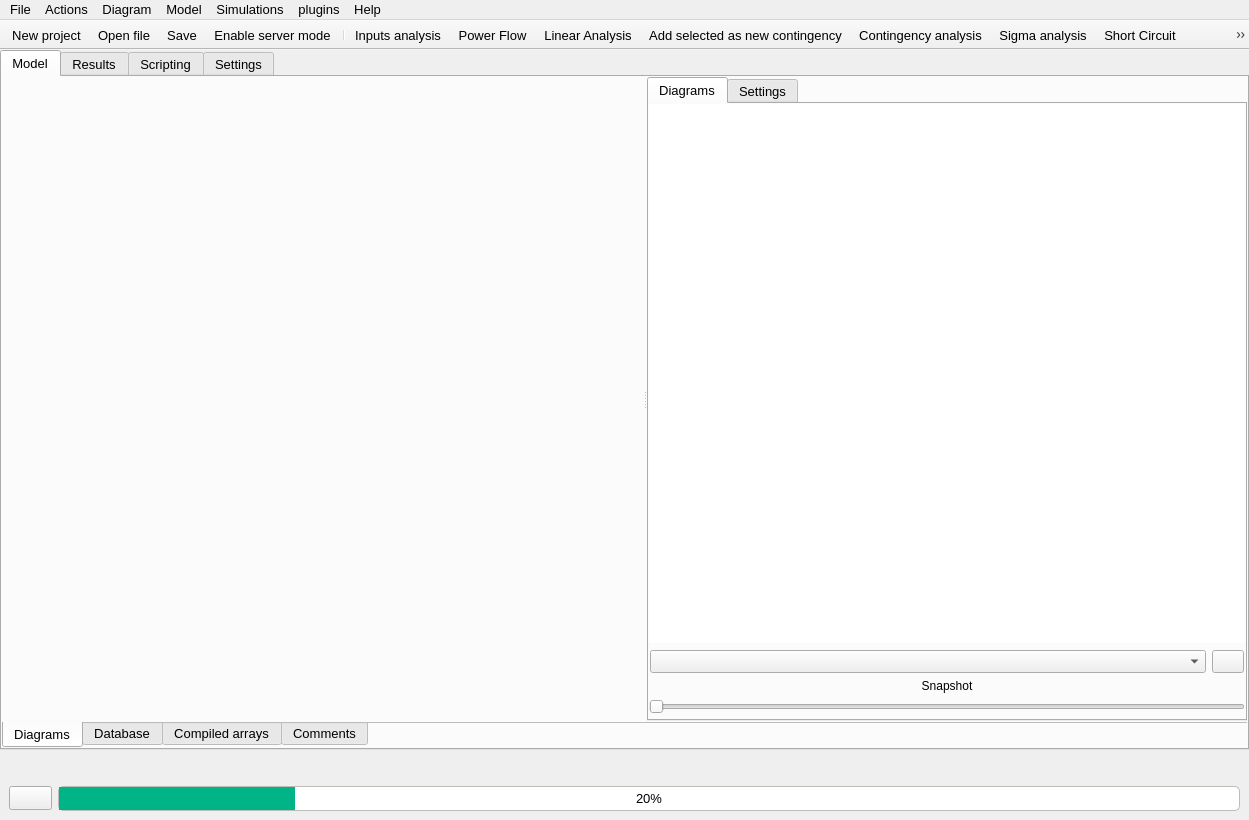
Above: src/GridCal/Gui/Main/MainWindow.ui from SanPen/GridCal before the change. Below: the same form after it.
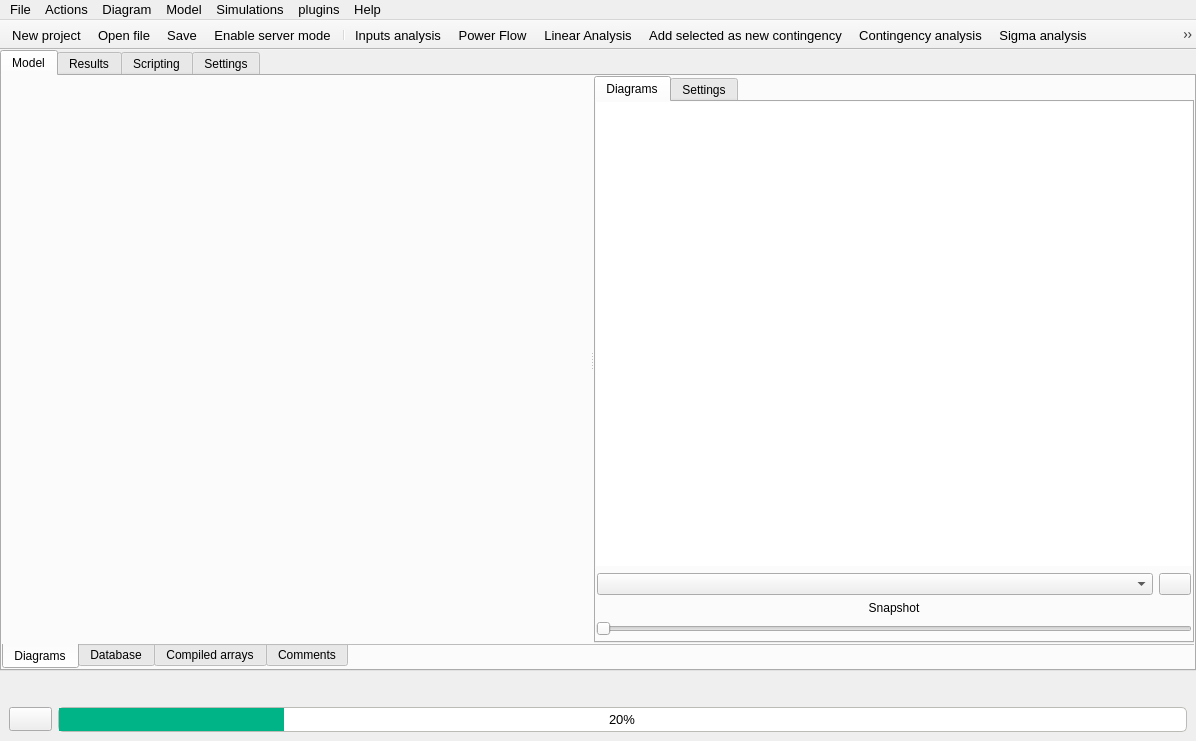
That is the form after the change. Icons and pictures are not drawn.

Commit message: GUI font size changes

The edit to the form file:
```diff
--- a/src/GridCal/Gui/Main/MainWindow.ui
+++ b/src/GridCal/Gui/Main/MainWindow.ui
@@ -6,8 +6,8 @@
    <rect>
     <x>0</x>
     <y>0</y>
-    <width>1249</width>
-    <height>820</height>
+    <width>1196</width>
+    <height>741</height>
    </rect>
   </property>
   <property name="baseSize">
@@ -144,7 +144,7 @@
      <widget class="QTabWidget" name="tabWidget">
       <property name="font">
        <font>
-        <pointsize>10</pointsize>
+        <pointsize>9</pointsize>
        </font>
       </property>
       <property name="currentIndex">
@@ -176,6 +176,11 @@
         </property>
         <item>
          <widget class="QTabWidget" name="tabWidget_3">
+          <property name="font">
+           <font>
+            <pointsize>9</pointsize>
+           </font>
+          </property>
           <property name="tabPosition">
            <enum>QTabWidget::South</enum>
           </property>
@@ -297,6 +302,11 @@
                    </property>
                    <item>
                     <widget class="QTabWidget" name="tabWidget_6">
+                     <property name="font">
+                      <font>
+                       <pointsize>9</pointsize>
+                      </font>
+                     </property>
                      <property name="tabPosition">
                       <enum>QTabWidget::North</enum>
                      </property>
@@ -374,6 +384,11 @@
                               <height>0</height>
                              </size>
                             </property>
+                            <property name="font">
+                             <font>
+                              <pointsize>9</pointsize>
+                             </font>
+                            </property>
                             <property name="toolTip">
                              <string>Available results</string>
                             </property>
@@ -9665,7 +9680,7 @@
     <rect>
      <x>0</x>
      <y>0</y>
-     <width>1249</width>
+     <width>1196</width>
      <height>21</height>
     </rect>
    </property>
```
Left out of the diff: 10 changed lines with no effect on the pictures. The commit also changes 2 other files.
